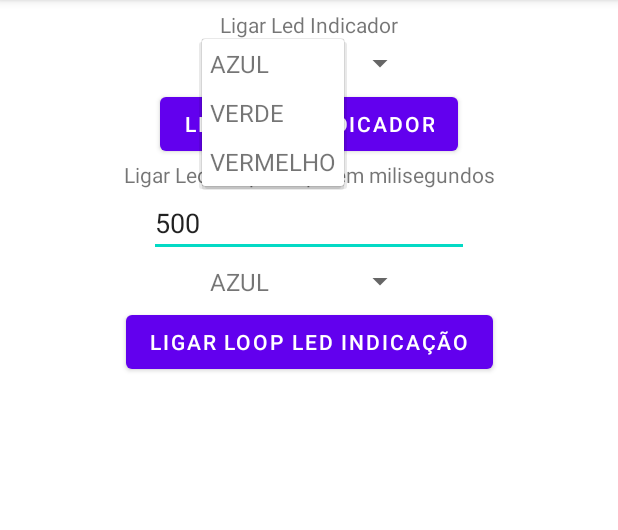
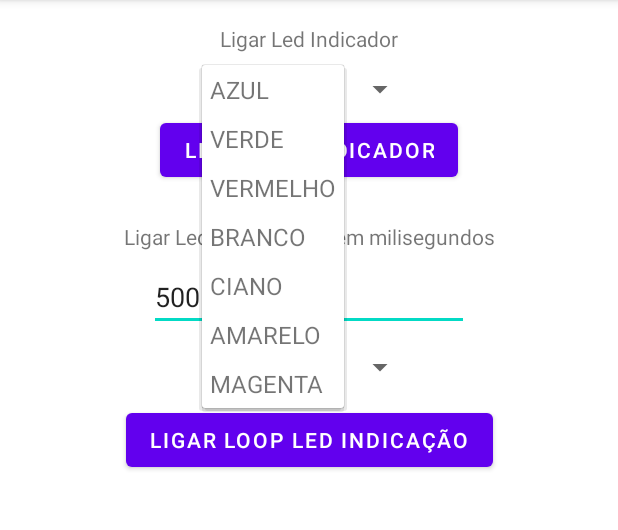
Before and after one commit to TecToy-Automacao/Kotlin, an Android app: the ActivitityLedIndicacao screen opened directly, with no data from a screen before it, after a tap on "AZUL", on a phone screen of 412 x 824 dp, the part 84-614 px from its top. Run offline under Robolectric (Android 15) with nearby library versions, the phone set to English and light mode, and no system bars; libraries missing offline, so code that uses them is left out: br.com.itfast.

Commit message:
Atulização Exemplo ClasseTectoy Kotlin
Atualizada a biblioteca IT4R em uso;
Implementados teste com as 7 cores do K2;
Implementado tratamento pro uso de NFC em K2 ou em outros equipamentos;

```diff
--- a/ClasseTectoyKotlin/app/src/main/java/com/example/classetectoykotlin/ActivitityLedIndicacao.kt
+++ b/ClasseTectoyKotlin/app/src/main/java/com/example/classetectoykotlin/ActivitityLedIndicacao.kt
@@ -5,8 +5,6 @@ import android.view.View
 import android.widget.*
 import androidx.appcompat.app.AppCompatActivity
 import br.com.itfast.tectoy.CorLed
-import br.com.itfast.tectoy.Dispositivo
-import br.com.itfast.tectoy.TecToy
 
 class ActivitityLedIndicacao : AppCompatActivity() {
 
@@ -16,7 +14,7 @@ class ActivitityLedIndicacao : AppCompatActivity() {
 
 
         super.onCreate(savedInstanceState)
-        setContentView(R.layout.activity_lerd_indicacao)
+        setContentView(R.layout.activity_led_indicacao)
         val spinnerCorLiga = findViewById<Spinner>(R.id.spinnerCorLiga)
         val adapter: ArrayAdapter<*> =
             ArrayAdapter.createFromResource(this, R.array.coresLed, R.layout.spinner_item)
@@ -28,7 +26,7 @@ class ActivitityLedIndicacao : AppCompatActivity() {
         val txtValorTempoLoop = findViewById<EditText>(R.id.txtTempoLoop)
         btnSendLigarLedIndicacaoLoop.setOnClickListener { view: View? ->
             try {
-
+                tectoy.desligarLedStatus();
                 when (spinnerCorLigaLoop.selectedItem.toString()) {
                     "AZUL" -> tectoy.loopLigarStatus(
                         CorLed.AZUL,
@@ -40,6 +38,22 @@ class ActivitityLedIndicacao : AppCompatActivity() {
                     )
                     "VERMELHO" -> tectoy.loopLigarStatus(
                         CorLed.VERMELHO,
+                        Integer.valueOf(txtValorTempoLoop.text.toString())
+                    )
+                    "BRANCO" -> tectoy.loopLigarStatus(
+                        CorLed.BRANCO,
+                        Integer.valueOf(txtValorTempoLoop.text.toString())
+                    )
+                    "CIANO" -> tectoy.loopLigarStatus(
+                        CorLed.CIANO,
+                        Integer.valueOf(txtValorTempoLoop.text.toString())
+                    )
+                    "AMARELO" -> tectoy.loopLigarStatus(
+                        CorLed.AMARELO,
+                        Integer.valueOf(txtValorTempoLoop.text.toString())
+                    )
+                    "MAGENTA" -> tectoy.loopLigarStatus(
+                        CorLed.MAGENTA,
                         Integer.valueOf(txtValorTempoLoop.text.toString())
                     )
                 }
@@ -54,11 +68,16 @@ class ActivitityLedIndicacao : AppCompatActivity() {
         }
         btnSendLigarLedIndicacao.setOnClickListener { view: View? ->
             try {
+                tectoy.desligarLedStatus();
                 when (spinnerCorLiga.selectedItem.toString()) {
                     "AZUL" -> tectoy.ligarLedStatus(CorLed.AZUL)
                     "VERDE" -> tectoy.ligarLedStatus(CorLed.VERDE)
                     "VERMELHO" ->tectoy.ligarLedStatus(CorLed.VERMELHO)
-                }
+                    "BRANCO" ->tectoy.ligarLedStatus(CorLed.BRANCO)
+                    "CIANO" ->tectoy.ligarLedStatus(CorLed.CIANO)
+                    "AMARELO" ->tectoy.ligarLedStatus(CorLed.AMARELO)
+                    "MAGENTA" ->tectoy.ligarLedStatus(CorLed.MAGENTA)
+                   }
                 Toast.makeText(
                     applicationContext,
                     "Comando enviado com sucesso",
--- a/ClasseTectoyKotlin/app/src/main/res/layout/activity_escrever_nfc.xml
+++ b/ClasseTectoyKotlin/app/src/main/res/layout/activity_escrever_nfc.xml
@@ -10,10 +10,11 @@
         android:id="@+id/edtTextoNFC"
         android:layout_width="wrap_content"
         android:layout_height="wrap_content"
+        android:layout_margin="10px"
+        android:layout_marginTop="24dp"
         android:ems="10"
         android:inputType="text"
         android:text=""
-        android:layout_margin="10px"
         app:layout_constraintEnd_toEndOf="parent"
         app:layout_constraintStart_toStartOf="parent"
         app:layout_constraintTop_toTopOf="parent" />
@@ -22,8 +23,9 @@
         android:id="@+id/btnEnviarEscritaNFC"
         android:layout_width="wrap_content"
         android:layout_height="wrap_content"
+        android:layout_margin="10px"
+        android:layout_marginTop="16dp"
         android:text="Escrever NFC"
-        android:layout_margin="10px"
         app:layout_constraintEnd_toEndOf="parent"
         app:layout_constraintStart_toStartOf="parent"
         app:layout_constraintTop_toBottomOf="@+id/edtTextoNFC" />
--- a/ClasseTectoyKotlin/app/src/main/res/layout/activity_led_indicacao.xml
+++ b/ClasseTectoyKotlin/app/src/main/res/layout/activity_led_indicacao.xml
@@ -4,13 +4,13 @@
     xmlns:tools="http://schemas.android.com/tools"
     android:layout_width="match_parent"
     android:layout_height="match_parent"
-    tools:context=".Activity_LedIndicacao">
+    tools:context=".ActivityLerdIndicacao">
 
     <TextView
         android:id="@+id/textView"
         android:layout_width="wrap_content"
         android:layout_height="wrap_content"
-        android:layout_marginTop="10px"
+        android:layout_marginTop="16dp"
         android:text="Ligar Led Indicador"
         app:layout_constraintEnd_toEndOf="parent"
         app:layout_constraintStart_toStartOf="parent"
@@ -20,6 +20,7 @@
         android:id="@+id/spinnerCorLiga"
         android:layout_width="wrap_content"
         android:layout_height="wrap_content"
+        android:layout_marginTop="8dp"
         app:layout_constraintEnd_toEndOf="parent"
         app:layout_constraintStart_toStartOf="parent"
         app:layout_constraintTop_toBottomOf="@+id/textView" />
@@ -37,6 +38,7 @@
         android:id="@+id/textView2"
         android:layout_width="wrap_content"
         android:layout_height="wrap_content"
+        android:layout_marginTop="24dp"
         android:text="Ligar Led Loop, tempo em milisegundos"
         app:layout_constraintEnd_toEndOf="parent"
         app:layout_constraintStart_toStartOf="parent"
@@ -46,6 +48,7 @@
         android:id="@+id/txtTempoLoop"
         android:layout_width="wrap_content"
         android:layout_height="wrap_content"
+        android:layout_marginTop="8dp"
         android:ems="10"
         android:inputType="text"
         android:text="500"
@@ -54,10 +57,11 @@
         app:layout_constraintTop_toBottomOf="@+id/textView2" />
 
     <Spinner
-        android:textSize="20sp"
         android:id="@+id/spinnerCorLigaLoop"
         android:layout_width="wrap_content"
         android:layout_height="wrap_content"
+        android:layout_marginTop="8dp"
+        android:textSize="20sp"
         app:layout_constraintEnd_toEndOf="parent"
         app:layout_constraintStart_toStartOf="parent"
         app:layout_constraintTop_toBottomOf="@+id/txtTempoLoop" />
@@ -66,8 +70,10 @@
         android:id="@+id/btnSendLigarLedIndicacaoLoop"
         android:layout_width="wrap_content"
         android:layout_height="wrap_content"
+        android:layout_marginTop="8dp"
         android:text="Ligar Loop Led Indicação"
         app:layout_constraintEnd_toEndOf="parent"
         app:layout_constraintStart_toStartOf="parent"
         app:layout_constraintTop_toBottomOf="@+id/spinnerCorLigaLoop" />
+
 </androidx.constraintlayout.widget.ConstraintLayout>
--- a/ClasseTectoyKotlin/app/src/main/res/layout/activity_lerd_indicacao.xml
+++ /dev/null
@@ -1,74 +0,0 @@
-<?xml version="1.0" encoding="utf-8"?>
-<androidx.constraintlayout.widget.ConstraintLayout xmlns:android="http://schemas.android.com/apk/res/android"
-    xmlns:app="http://schemas.android.com/apk/res-auto"
-    xmlns:tools="http://schemas.android.com/tools"
-    android:layout_width="match_parent"
-    android:layout_height="match_parent"
-    tools:context=".ActivityLerdIndicacao">
-
-    <TextView
-        android:id="@+id/textView"
-        android:layout_width="wrap_content"
-        android:layout_height="wrap_content"
-        android:layout_marginTop="10px"
-        android:text="Ligar Led Indicador"
-        app:layout_constraintEnd_toEndOf="parent"
-        app:layout_constraintStart_toStartOf="parent"
-        app:layout_constraintTop_toTopOf="parent" />
-
-    <Spinner
-        android:id="@+id/spinnerCorLiga"
-        android:layout_width="wrap_content"
-        android:layout_height="wrap_content"
-        app:layout_constraintEnd_toEndOf="parent"
-        app:layout_constraintStart_toStartOf="parent"
-        app:layout_constraintTop_toBottomOf="@+id/textView" />
-
-    <Button
-        android:id="@+id/btnSendLigarLedIndicacao"
-        android:layout_width="wrap_content"
-        android:layout_height="wrap_content"
-        android:text="Ligar Led Indicador"
-        app:layout_constraintEnd_toEndOf="parent"
-        app:layout_constraintStart_toStartOf="parent"
-        app:layout_constraintTop_toBottomOf="@+id/spinnerCorLiga" />
-
-    <TextView
-        android:id="@+id/textView2"
-        android:layout_width="wrap_content"
-        android:layout_height="wrap_content"
-        android:text="Ligar Led Loop, tempo em milisegundos"
-        app:layout_constraintEnd_toEndOf="parent"
-        app:layout_constraintStart_toStartOf="parent"
-        app:layout_constraintTop_toBottomOf="@+id/btnSendLigarLedIndicacao" />
-
-    <EditText
-        android:id="@+id/txtTempoLoop"
-        android:layout_width="wrap_content"
-        android:layout_height="wrap_content"
-        android:ems="10"
-        android:inputType="text"
-        android:text="500"
-        app:layout_constraintEnd_toEndOf="parent"
-        app:layout_constraintStart_toStartOf="parent"
-        app:layout_constraintTop_toBottomOf="@+id/textView2" />
-
-    <Spinner
-        android:textSize="20sp"
-        android:id="@+id/spinnerCorLigaLoop"
-        android:layout_width="wrap_content"
-        android:layout_height="wrap_content"
-        app:layout_constraintEnd_toEndOf="parent"
-        app:layout_constraintStart_toStartOf="parent"
-        app:layout_constraintTop_toBottomOf="@+id/txtTempoLoop" />
-
-    <Button
-        android:id="@+id/btnSendLigarLedIndicacaoLoop"
-        android:layout_width="wrap_content"
-        android:layout_height="wrap_content"
-        android:text="Ligar Loop Led Indicação"
-        app:layout_constraintEnd_toEndOf="parent"
-        app:layout_constraintStart_toStartOf="parent"
-        app:layout_constraintTop_toBottomOf="@+id/spinnerCorLigaLoop" />
-
-</androidx.constraintlayout.widget.ConstraintLayout>
--- a/ClasseTectoyKotlin/app/src/main/res/layout/activity_main.xml
+++ b/ClasseTectoyKotlin/app/src/main/res/layout/activity_main.xml
@@ -325,8 +325,7 @@
             android:id="@+id/txtDistancia"
             android:layout_width="wrap_content"
             android:layout_height="wrap_content"
-            android:layout_marginStart="190dp"
-            android:layout_marginEnd="163dp"
+            android:layout_marginTop="8dp"
             android:text=""
             android:textSize="24sp"
             app:layout_constraintEnd_toEndOf="parent"
--- a/ClasseTectoyKotlin/app/src/main/res/values/strings.xml
+++ b/ClasseTectoyKotlin/app/src/main/res/values/strings.xml
@@ -16,6 +16,10 @@
         <item>AZUL</item>
         <item>VERDE</item>
         <item>VERMELHO</item>
+        <item>BRANCO</item>
+        <item>CIANO</item>
+        <item>AMARELO</item>
+        <item>MAGENTA</item>
     </string-array>
     <string name="title_activity_led_indicacao">Activity_LedIndicacao</string>
     <!-- Strings used for fragments for navigation -->
--- a/ClasseTectoyKotlin/build.gradle
+++ b/ClasseTectoyKotlin/build.gradle
@@ -1,6 +1,6 @@
 // Top-level build file where you can add configuration options common to all sub-projects/modules.
 plugins {
-    id 'com.android.application' version '7.4.2' apply false
-    id 'com.android.library' version '7.4.2' apply false
+    id 'com.android.application' version '8.1.2' apply false
+    id 'com.android.library' version '8.1.2' apply false
     id 'org.jetbrains.kotlin.android' version '1.8.0' apply false
 }
--- a/ClasseTectoyKotlin/gradle.properties
+++ b/ClasseTectoyKotlin/gradle.properties
@@ -21,3 +21,5 @@ kotlin.code.style=official
 # resources declared in the library itself and none from the library's dependencies,
 # thereby reducing the size of the R class for that library
 android.nonTransitiveRClass=true
+android.defaults.buildfeatures.buildconfig=true
+android.nonFinalResIds=false
```
Also changed, not shown: ClasseTectoyKotlin/app/src/main/java/com/example/classetectoykotlin/Activity_LedIndicacao.kt (deleted, +0 -12 lines), ClasseTectoyKotlin/app/src/main/java/com/example/classetectoykotlin/MainActivity.kt (+45 -14 lines), ClasseTectoyKotlin/gradle/wrapper/gradle-wrapper.properties, 2 other files.
